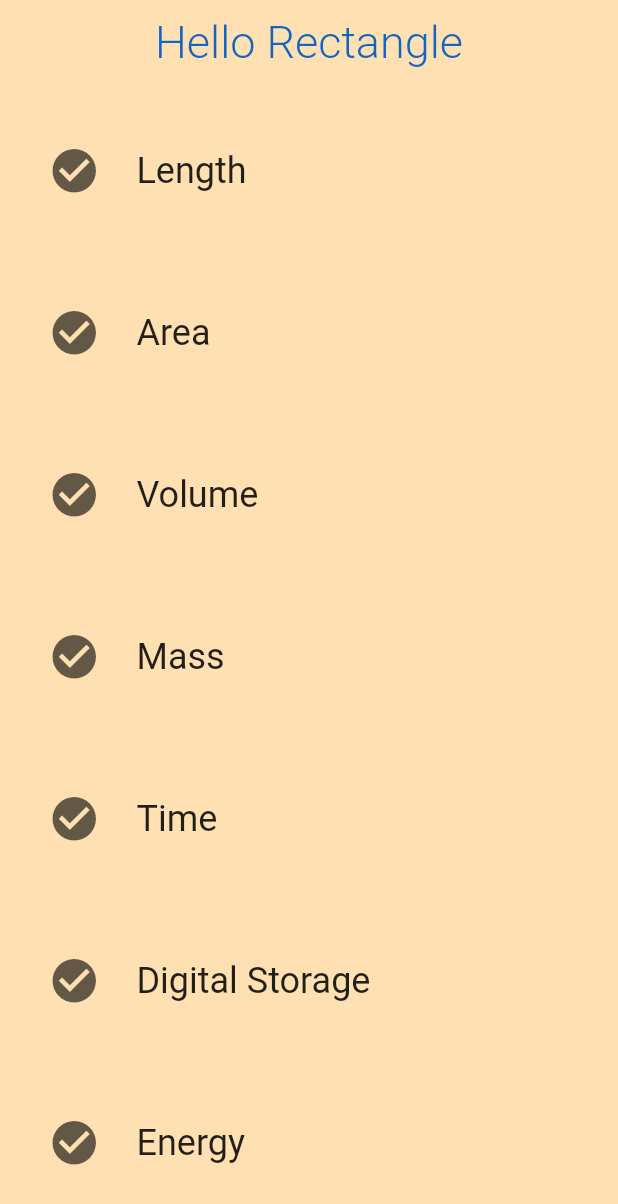
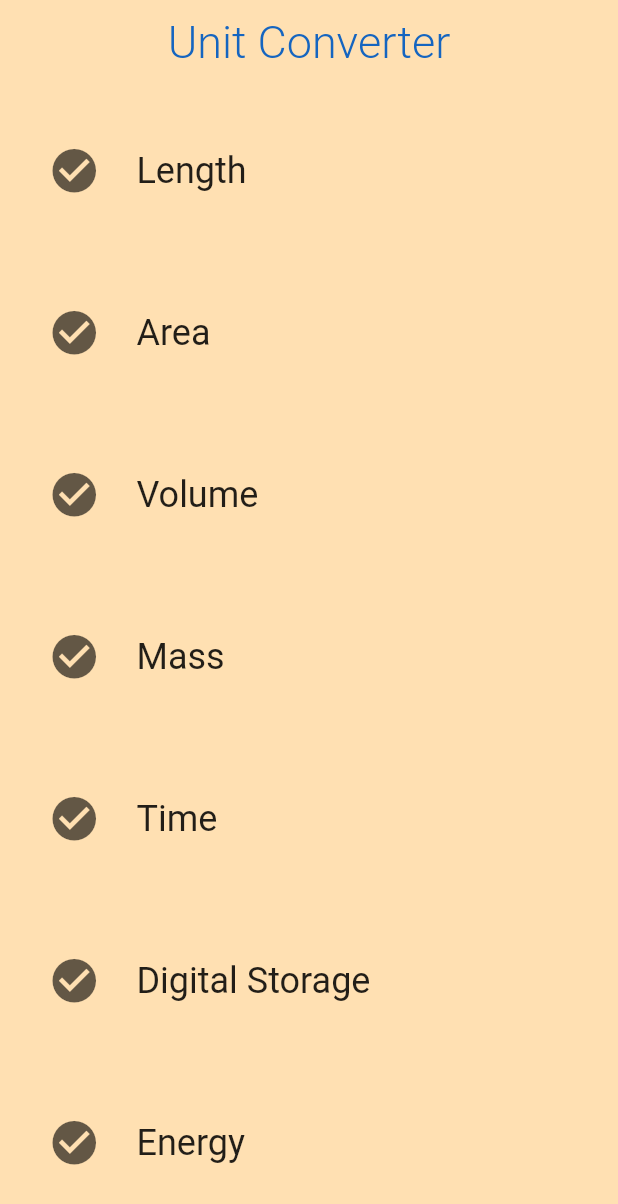
Before and after one commit to omhoumz/hello_rectangl, a Flutter app: the screen it shows after launch, on a phone screen of 412 x 824 dp. Shown: the top 1204 px of the screen. Run offline on Flutter 3.47's test engine with Material 2 defaults, Android fonts, the phone set to English and light mode, and no system bars.

Commit message:
edit app name

```diff
--- a/lib/settings.dart
+++ b/lib/settings.dart
@@ -1 +1 @@
-const appName = 'Hello Rectangle';
+const appName = 'Unit Converter';
```
